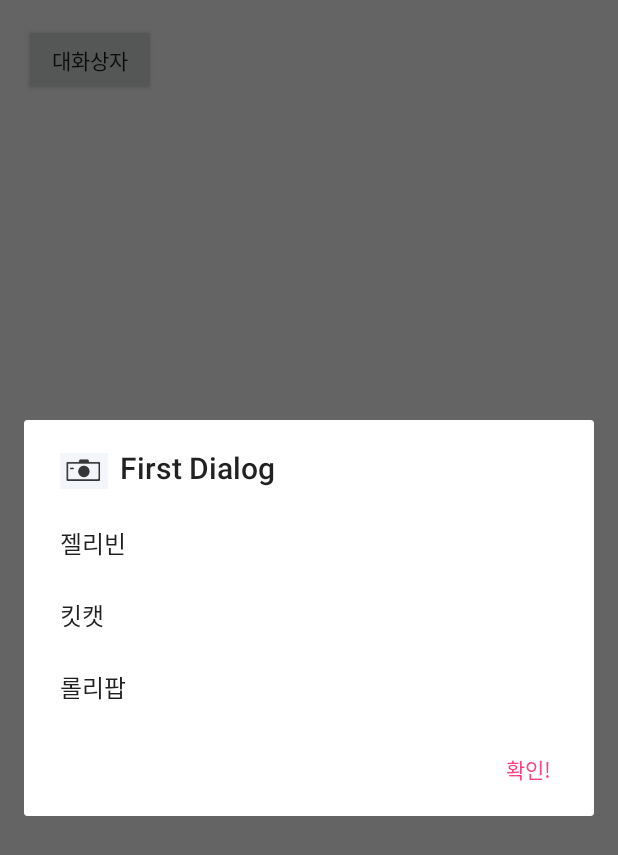
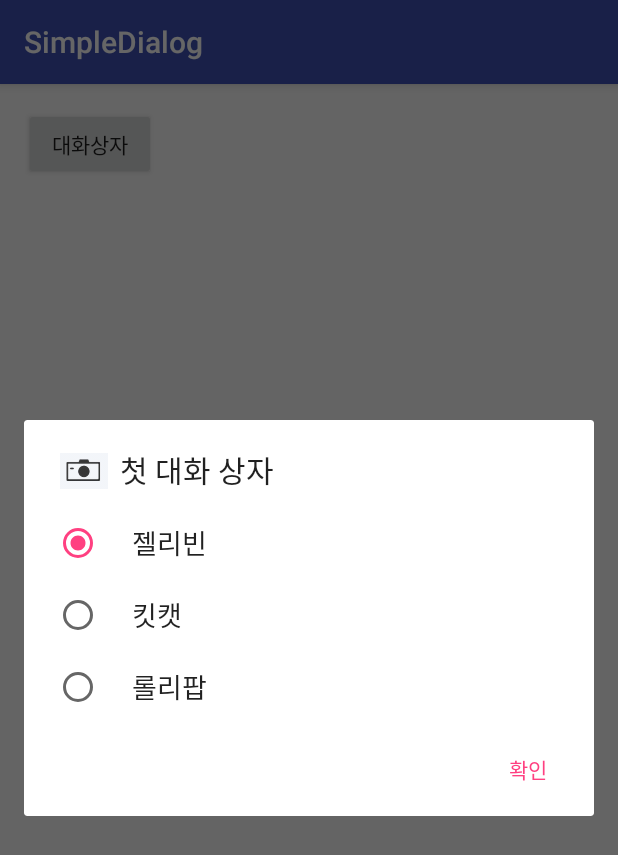
Before and after one commit to kimmsj99/Simpledialog, an Android app: the screen it shows after launch (MainActivity), after a tap on "대화상자", on a phone screen of 412 x 824 dp. Shown: the top 855 px of the screen. Run offline under Robolectric (Android 15) with nearby library versions, the phone set to English and light mode, and no system bars.

Commit message:
#5 Cange RadioButton List

```diff
--- a/app/src/main/java/kr/hs/emirim/ksmj0211/simpledialog/MainActivity.java
+++ b/app/src/main/java/kr/hs/emirim/ksmj0211/simpledialog/MainActivity.java
@@ -1,6 +1,5 @@
 package kr.hs.emirim.ksmj0211.simpledialog;
 
-import android.app.Activity;
 import android.content.DialogInterface;
 import android.support.v7.app.AlertDialog;
 import android.support.v7.app.AppCompatActivity;
@@ -9,32 +8,43 @@ import android.view.View;
 import android.widget.Button;
 import android.widget.Toast;
 
-public class MainActivity extends Activity implements View.OnClickListener {
-    String[] items = {"젤리빈", "킷캣", "롤리팝"};
-    Button but;
+public class MainActivity extends AppCompatActivity implements View.OnClickListener
+
+{
+    String[] items=new String[]{"젤리빈", "킷캣", "롤리팝"};
+    boolean[] checkArr={};
+    Button buy;
+
     @Override
     protected void onCreate(Bundle savedInstanceState) {
         super.onCreate(savedInstanceState);
         setContentView(R.layout.activity_main);
-        but = (Button)findViewById(R.id.but_dialog);
-        but.setOnClickListener(this);
+        buy=(Button)findViewById(R.id.but_dialog);
+        buy.setOnClickListener(this);
     }
 
-    @Override
-    public void onClick(View v) {
-        AlertDialog.Builder dialog = new AlertDialog.Builder(this);
-        dialog.setTitle("First Dialog");
-        dialog.setItems(items, new DialogInterface.OnClickListener() {
+
+    public void onClick(View v){
+
+        AlertDialog.Builder dialog=new AlertDialog.Builder(this);
+        dialog.setTitle("첫 대화 상자");
+        /*dialog.setItems(items,new DialogInterface.OnClickListener){
+          public void onClick(DialogInterface dialog, int which) {
+        buy.setText(items[which]);
+    }
+    )};*/
+
+        dialog.setSingleChoiceItems(items, 0, new DialogInterface.OnClickListener() {
             @Override
             public void onClick(DialogInterface dialog, int which) {
-                but.setText(items[which]);
+                buy.setText(items[which]);
             }
         });
         dialog.setIcon(R.drawable.first_icon);
-        dialog.setPositiveButton("확인!", new DialogInterface.OnClickListener() {
+        dialog.setPositiveButton("확인", new DialogInterface.OnClickListener() {
             @Override
             public void onClick(DialogInterface dialog, int which) {
-                Toast.makeText(MainActivity.this, "대화상자의 확인 버튼을 클릭했음", Toast.LENGTH_LONG).show();
+                Toast.makeText(MainActivity.this,"대화 상자의 확인 버튼을 클릭했음!", Toast.LENGTH_LONG).show();
             }
         });
         dialog.show();
```
